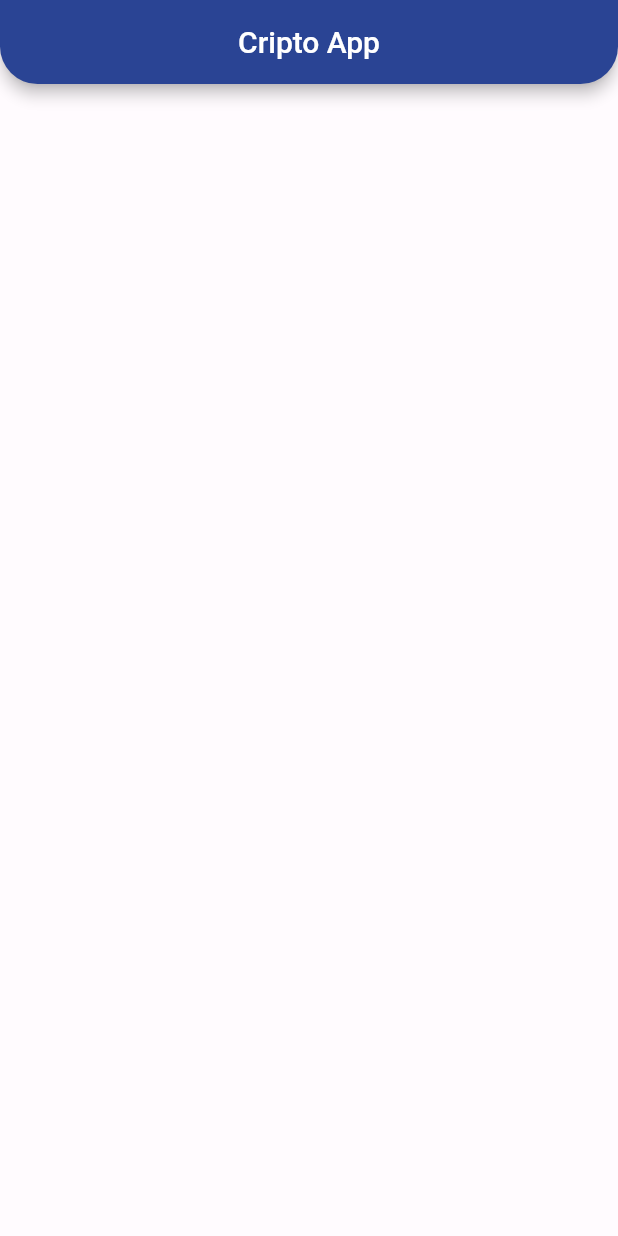
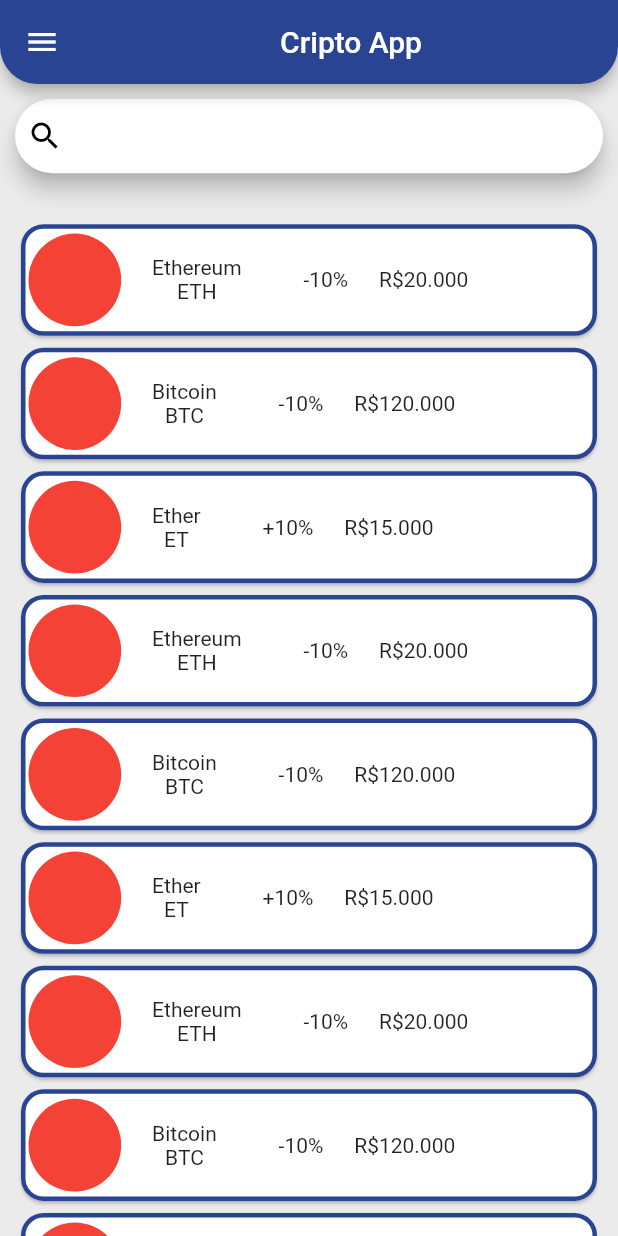
Before and after one commit to devv-thiago/criptoapp, a Flutter app: the screen it shows after launch, after a tap on "Login", on a phone screen of 412 x 824 dp. Run offline on Flutter 3.47's test engine with Material 2 defaults, Android fonts, the phone set to English and light mode, and no system bars.

Commit message:
adicionando drawer menu

```diff
--- a/lib/components/screens/homepage.dart
+++ b/lib/components/screens/homepage.dart
@@ -1,27 +1,71 @@
 import 'package:flutter/material.dart';
+import 'package:login/components/widgets/coin_widget.dart';
+import 'package:login/models/coin.dart';
+import '../widgets/drawer_menu.dart';
 
 class HomePage extends StatefulWidget {
   const HomePage({super.key});
 
   @override
-  State<HomePage> createState() => _HomePageState();
+  _HomePageState createState() => _HomePageState();
 }
 
 class _HomePageState extends State<HomePage> {
+  List<Widget> coins = [
+    CoinWidget('Ethereum', 'ETH', '-10%', 'R\$20.000'),
+    CoinWidget('Bitcoin', 'BTC', '-10%', 'R\$120.000'),
+    CoinWidget('Ether', 'ET', '+10%', 'R\$15.000'),
+    CoinWidget('Ethereum', 'ETH', '-10%', 'R\$20.000'),
+    CoinWidget('Bitcoin', 'BTC', '-10%', 'R\$120.000'),
+    CoinWidget('Ether', 'ET', '+10%', 'R\$15.000'),
+    CoinWidget('Ethereum', 'ETH', '-10%', 'R\$20.000'),
+    CoinWidget('Bitcoin', 'BTC', '-10%', 'R\$120.000'),
+    CoinWidget('Ether', 'ET', '+10%', 'R\$15.000'),
+  ];
+
   @override
   Widget build(BuildContext context) {
     MediaQueryData deviceInfo = MediaQuery.of(context);
     return MaterialApp(
       home: Scaffold(
+        drawer: const Drawer(
+          child: DrawerMenu()
+        ),
         appBar: AppBar(
           shape: const RoundedRectangleBorder(
-              borderRadius: BorderRadius.only(
-                  bottomLeft: Radius.circular(25.0),
-                  bottomRight: Radius.circular(25.0))),
+            borderRadius: BorderRadius.only(
+              bottomLeft: Radius.circular(25.0),
+              bottomRight: Radius.circular(25.0),
+            ),
+          ),
           backgroundColor: const Color.fromRGBO(42, 68, 148, 1),
           title: const Center(child: Text('Cripto App')),
         ),
-        backgroundColor: const Color.fromRGBO(255, 251, 254, 1),
+        backgroundColor: const Color.fromRGBO(235, 235, 235, 1),
+        body: SizedBox(
+          height: deviceInfo.size.height,
+          width: deviceInfo.size.width,
+          child: Column(
+            children: [
+              Container(
+                margin: const EdgeInsets.only(
+                    top: 10, right: 10, left: 10, bottom: 30),
+                height: deviceInfo.size.height * 0.06,
+                child: const SearchBar(
+                  leading: Icon(Icons.search),
+                ),
+              ),
+              Expanded(
+                child: ListView.builder(
+                  itemBuilder: (context, index) {
+                    return coins[index];
+                  },
+                  itemCount: coins.length,
+                ),
+              ),
+            ],
+          ),
+        ),
       ),
     );
   }
--- a/lib/components/widgets/coin_widget.dart
+++ b/lib/components/widgets/coin_widget.dart
@@ -1,15 +1,63 @@
 import 'package:flutter/material.dart';
 
-class CoinWidget extends StatefulWidget {
-  const CoinWidget({super.key});
+class CoinWidget extends StatelessWidget {
+  String name;
+
+  String id;
+
+  String percent;
+
+  String price;
+
+  CoinWidget(this.name, this.id, this.percent, this.price);
 
   @override
-  State<CoinWidget> createState() => _CoinWidgetState();
-}
-
-class _CoinWidgetState extends State<CoinWidget> {
-  @override
   Widget build(BuildContext context) {
-    return const Placeholder();
+    MediaQueryData deviceinfo = MediaQuery.of(context);
+    return Container(
+      padding: const EdgeInsets.only(right: 10, left: 10),
+      height: deviceinfo.size.height * 0.1,
+      width: deviceinfo.size.width,
+      child: Card(
+        shape: RoundedRectangleBorder(
+            borderRadius: BorderRadius.circular(15),
+            side: const BorderSide(
+              color: Color.fromRGBO(42, 68, 148, 1),
+              width: 3,
+            )),
+        child: Padding(
+          padding: const EdgeInsets.all(5),
+          child: Row(
+            children: [
+              SizedBox(
+                height: deviceinfo.size.height * 0.15,
+                width: deviceinfo.size.width * 0.15,
+                child: const CircleAvatar(
+                  backgroundColor: Colors.red,
+                ),
+              ),
+              SizedBox(
+                width: deviceinfo.size.width * 0.05,
+              ),
+              Column(
+                mainAxisAlignment: MainAxisAlignment.center,
+                children: [
+                  Text(name),
+                  Text(id),
+                ],
+              ),
+              SizedBox(
+                width: deviceinfo.size.width * 0.1,
+              ),
+              Text(percent),
+              SizedBox(
+                width: deviceinfo.size.width * 0.05,
+              ),
+              Text(price),
+            ],
+          ),
+        ),
+      ),
+    );
   }
 }
--- /dev/null
+++ b/lib/components/widgets/drawer_menu.dart
@@ -0,0 +1,23 @@
+import 'package:flutter/material.dart';
+import 'package:login/components/widgets/drawer_menu_item.dart';
+
+class DrawerMenu extends StatelessWidget {
+  const DrawerMenu({super.key});
+
+  @override
+  Widget build(BuildContext context) {
+    return Drawer(
+      child: Container(
+        alignment: Alignment.topCenter,
+        child: const Column(
+          children: [
+            DrawerItem(),
+            DrawerItem(),
+            DrawerItem(),
+            DrawerItem(),
+          ],
+        ),
+      ),
+    );
+  }
+}
--- /dev/null
+++ b/lib/components/widgets/drawer_menu_item.dart
@@ -0,0 +1,17 @@
+import 'package:flutter/material.dart';
+
+class DrawerItem extends StatelessWidget {
+  const DrawerItem({super.key});
+
+  @override
+  Widget build(BuildContext context) {
+    return Container(
+      height: 30,
+      width: double.infinity,
+      child: ListTile(
+        leading: Icon(Icons.abc),
+        title: Text('Clique aqui'),
+      ),
+    );
+  }
+}
```
